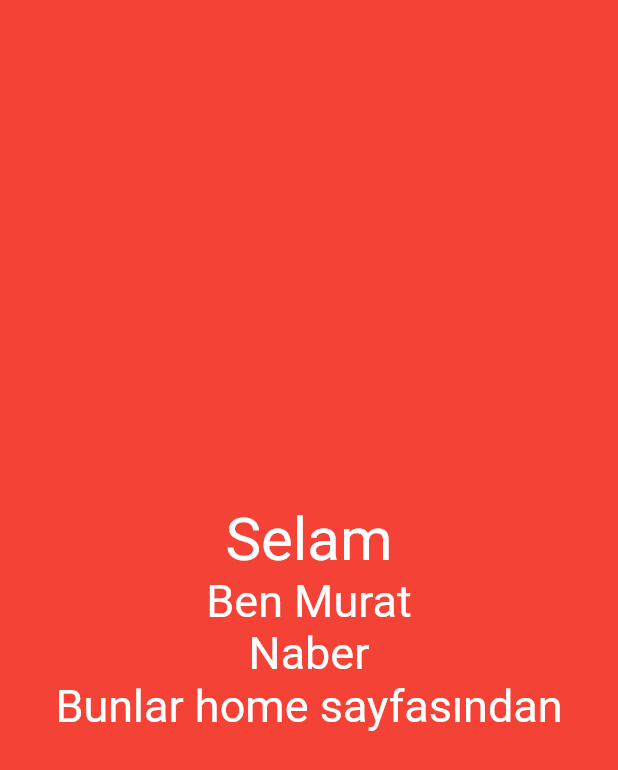
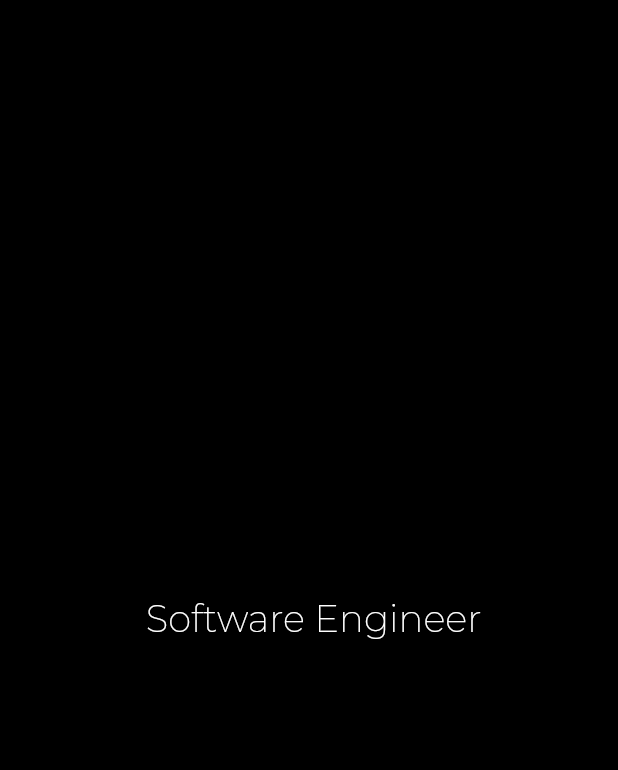
Before and after one commit to arslanmurat06/fluttersliderweb, a Flutter app: the HomeDesktop widget shown alone on an empty page, opened directly, on a phone screen of 412 x 824 dp. Shown: the top 770 px of the screen. Run offline on Flutter 3.47's test engine with Material 2 defaults, Android fonts, the phone set to English and light mode, and no system bars; our stand-ins replace animated_text_kit, google_fonts, responsive_builder, scrollable_positioned_list.

Commit message:
slider pages implemented

```diff
--- a/lib/main.dart
+++ b/lib/main.dart
@@ -11,7 +11,7 @@ class MyApp extends StatelessWidget {
   Widget build(BuildContext context) {
     return MaterialApp(
       debugShowCheckedModeBanner: false,
-      title: 'Flutter Demo',
+      title: 'Murat Arslan',
       theme: ThemeData(
         primarySwatch: Colors.blue,
       ),
--- a/lib/sections/home/home_desktop.dart
+++ b/lib/sections/home/home_desktop.dart
@@ -1,6 +1,8 @@
 import 'package:flutter/material.dart';
+import 'package:google_fonts/google_fonts.dart';
 import 'package:layout/animation/entrance_fader.dart';
 import 'package:layout/widgets/navbar_desktop.dart';
+import 'package:animated_text_kit/animated_text_kit.dart';
 
 class HomeDesktop extends StatefulWidget {
   @override
@@ -10,31 +12,28 @@ class HomeDesktop extends StatefulWidget {
 class _HomeDesktopState extends State<HomeDesktop> {
   @override
   Widget build(BuildContext context) {
+    print("home build");
     double height = MediaQuery.of(context).size.height;
     double width = MediaQuery.of(context).size.width;
     return Container(
-      color: Colors.red,
+      color: Colors.black,
       height: height,
       width: width,
-      child: Column(
+      child: Row(
         mainAxisAlignment: MainAxisAlignment.center,
         children: [
-          Text(
-            "Selam",
-            style: TextStyle(fontSize: 40, color: Colors.white),
-          ),
-          Text(
-            "Ben Murat",
-            style: TextStyle(fontSize: 30, color: Colors.white),
-          ),
-          Text(
-            "Naber",
-            style: TextStyle(fontSize: 30, color: Colors.white),
-          ),
-          Text(
-            "Bunlar home sayfasından",
-            style: TextStyle(fontSize: 30, color: Colors.white),
-          )
+          TyperAnimatedTextKit(
+              isRepeatingAnimation: true,
+              speed: Duration(milliseconds: 100),
+              textStyle: GoogleFonts.montserrat(
+                  color: Colors.white,
+                  fontSize: height * 0.03,
+                  fontWeight: FontWeight.w200),
+              text: [
+                " Software Engineer",
+                " .NET Earner",
+                " Flutter Enthusiast"
+              ]),
         ],
       ),
     );
--- a/lib/sections/portfolio/portfolio.dart
+++ b/lib/sections/portfolio/portfolio.dart
@@ -9,6 +9,8 @@ class PortfolioPage extends StatefulWidget {
 
   @override
   _PortfolioPageState createState() => _PortfolioPageState();
+
+  refreshAnimation() {}
 }
 
 class _PortfolioPageState extends State<PortfolioPage> {
--- a/pubspec.yaml
+++ b/pubspec.yaml
@@ -30,6 +30,7 @@ dependencies:
   responsive_builder: ^0.4.1
   google_fonts: ^2.1.0
   scrollable_positioned_list: ^0.1.10
+  animated_text_kit: ^3.1.2
 
 dev_dependencies:
   flutter_test:
@@ -46,9 +47,8 @@ flutter:
   uses-material-design: true
 
   # To add assets to your application, add an assets section, like this:
-  # assets:
-  #   - images/a_dot_burr.jpeg
-  #   - images/a_dot_ham.jpeg
+  assets:
+    - assets/dentist/
 
   # An image asset can refer to one or more resolution-specific "variants", see
   # https://flutter.dev/assets-and-images/#resolution-aware.
```
Also changed, not shown: lib/sections/main/main_page.dart (+50 -7 lines), lib/sections/portfolio/portfolio_desktop.dart (+9 -17 lines), assets/dentist/1.png (added), assets/dentist/2.png (added), assets/dentist/3.png (added), assets/dentist/4.png (added), pubspec.lock.
